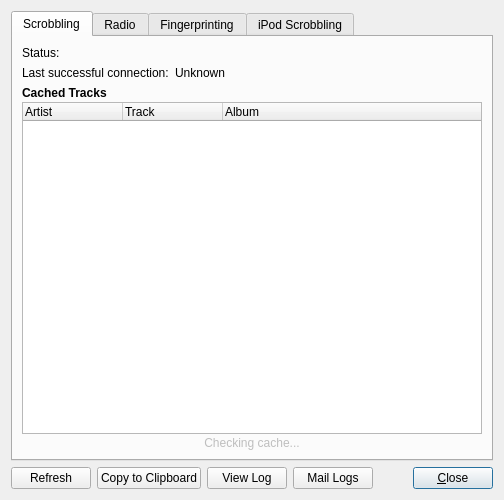
dougma/lastfm-desktop, file src/app/client/widgets/DiagnosticsDialog.ui: the form before one commit.
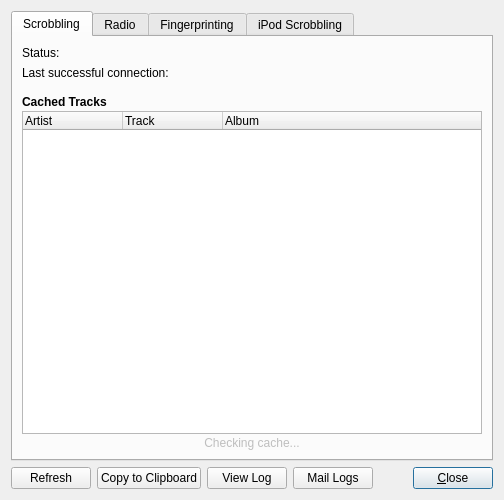
The form after the commit.

The edit to the form file:
```diff
--- a/src/app/client/widgets/DiagnosticsDialog.ui
+++ b/src/app/client/widgets/DiagnosticsDialog.ui
@@ -84,7 +84,7 @@
             </sizepolicy>
            </property>
            <property name="text" >
-            <string>Unknown</string>
+            <string/>
            </property>
            <property name="alignment" >
             <set>Qt::AlignLeading|Qt::AlignLeft|Qt::AlignVCenter</set>
@@ -105,6 +105,9 @@
          <property name="spacing" >
           <number>2</number>
          </property>
+         <property name="topMargin" >
+          <number>9</number>
+         </property>
          <item>
           <widget class="QLabel" name="cachedTracksTitle" >
            <property name="font" >
```
